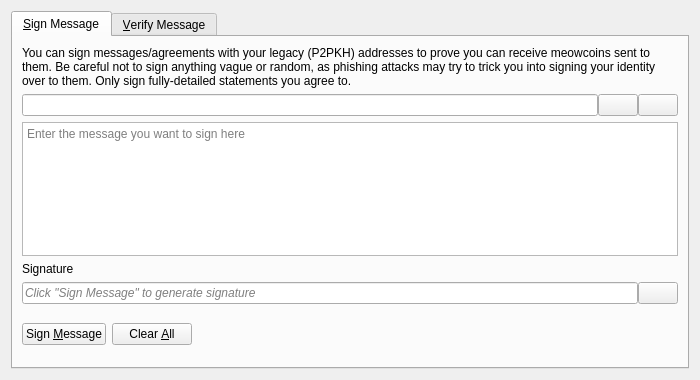
First picture: the form in src/qt/forms/signverifymessagedialog.ui, repository Telestai-Project/telestai, before the edit.
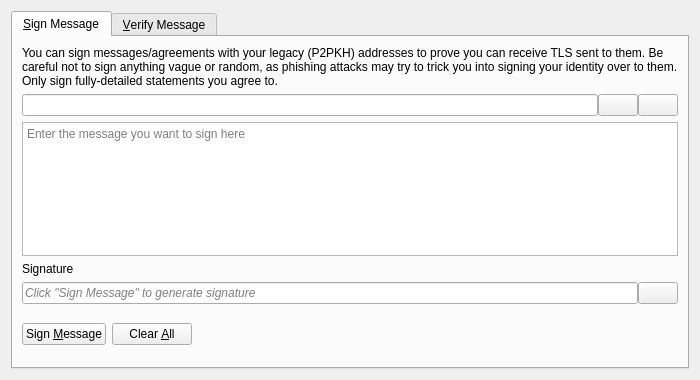
Second picture: the form after the edit. Icons and pictures are not drawn. Custom widgets are drawn as their Qt base class.

Commit message:
branding: TLS units, modern app icon, and Meowcoin UI cleanup
Replace MEWC display units with TLS, ship the gold Telestai squircle icon, switch payment URIs to telestai:, and scrub user-facing Meowcoin/MEWC strings in Qt and RPC help. Also fix CMake to reference script_P2SH_tests.cpp so tests configure on case-sensitive filesystems.

Diff of the .ui file:
```diff
--- a/src/qt/forms/signverifymessagedialog.ui
+++ b/src/qt/forms/signverifymessagedialog.ui
@@ -30,7 +30,7 @@
        <item>
         <widget class="QLabel" name="infoLabel_SM">
          <property name="text">
-          <string>You can sign messages/agreements with your legacy (P2PKH) addresses to prove you can receive meowcoins sent to them. Be careful not to sign anything vague or random, as phishing attacks may try to trick you into signing your identity over to them. Only sign fully-detailed statements you agree to.</string>
+          <string>You can sign messages/agreements with your legacy (P2PKH) addresses to prove you can receive TLS sent to them. Be careful not to sign anything vague or random, as phishing attacks may try to trick you into signing your identity over to them. Only sign fully-detailed statements you agree to.</string>
          </property>
          <property name="textFormat">
           <enum>Qt::PlainText</enum>
```
Left out of the diff: 8 changed lines with no effect on the pictures. The commit also changes 102 other files.
